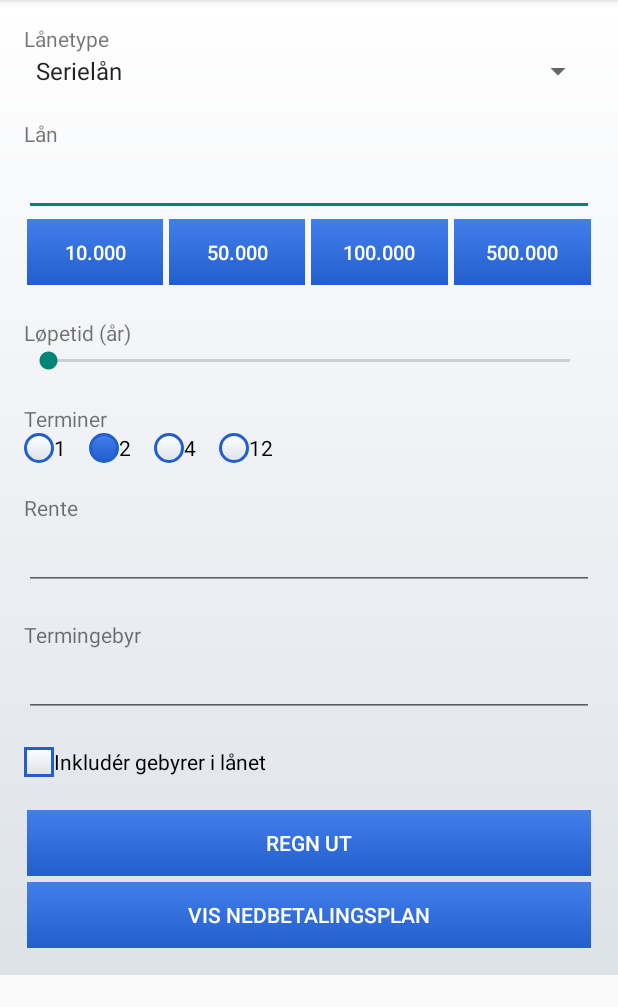
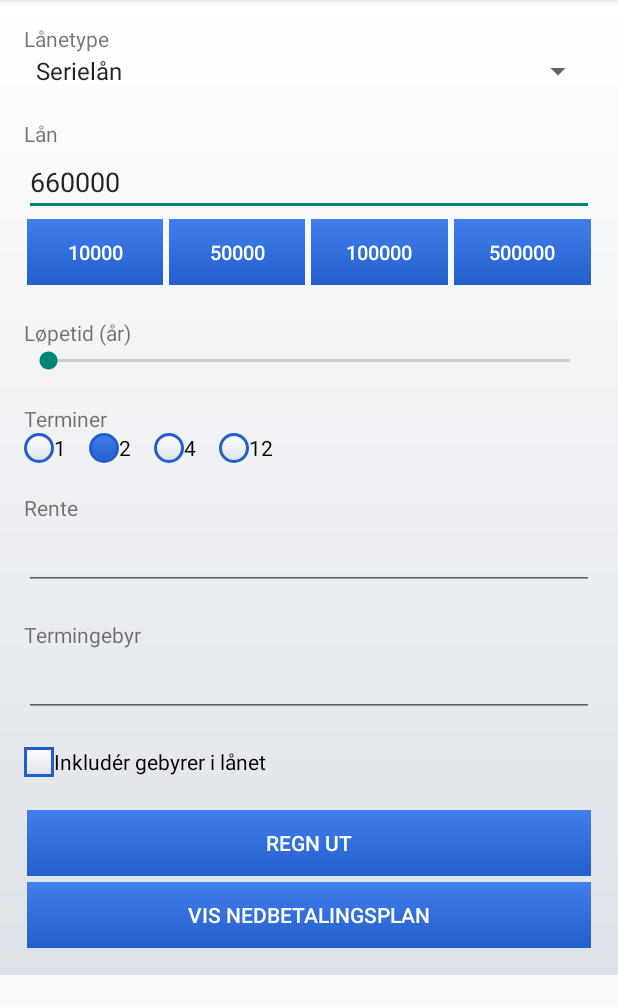
Before and after one commit to HiT-SyntaxError/Laanekalkulator, an Android app: the screen it shows after launch (MainActivity), in the options menu, after a tap on "Settings", on a phone screen of 412 x 824 dp, the part 84-1091 px from its top. Run offline under Robolectric (Android 15) with nearby library versions, the phone set to English and light mode, and no system bars.

```diff
--- a/app/src/main/java/no/hit/laanekalkulator/MainActivity.java
+++ b/app/src/main/java/no/hit/laanekalkulator/MainActivity.java
@@ -1,8 +1,8 @@
 package no.hit.laanekalkulator;
 
 import android.content.Intent;
+import android.os.Bundle;
 import android.support.v7.app.ActionBarActivity;
-import android.os.Bundle;
 import android.view.Menu;
 import android.view.MenuItem;
 import android.view.View;
@@ -13,6 +13,7 @@ import android.widget.RadioButton;
 import android.widget.RadioGroup;
 import android.widget.SeekBar;
 import android.widget.Spinner;
+import android.widget.TextView;
 
 
 public class MainActivity extends ActionBarActivity {
@@ -26,6 +27,7 @@ public class MainActivity extends ActionBarActivity {
     private SeekBar seekbarLopetid;
     private RadioGroup radiogroupTerminer;
     private EditText inputRentesats;
+
 
     @Override
     protected void onCreate(Bundle savedInstanceState) {
@@ -56,15 +58,40 @@ public class MainActivity extends ActionBarActivity {
         // ----- Input-felt for rente -----
         this.inputRentesats = (EditText) findViewById(R.id.inputRente);
 
-        // ----- Regn ut-knapp -----
-        findViewById(R.id.buttonRegnUt).setOnClickListener(new View.OnClickListener() {
+
+        // ----- Lyttere ------
+        buttonLaan10000.setOnClickListener(new View.OnClickListener() {
             @Override
             public void onClick(View v) {
-                lagLaan();
+                int tillegg = TypeConverter.textViewToInt(buttonLaan10000);
+                oppdaterTextView(inputLanebelop, tillegg);
             }
         });
 
-        Button nedbetalingsKnapp   = (Button) findViewById(R.id.buttonNedbetalingsplan);
+        buttonLaan50000.setOnClickListener(new View.OnClickListener() {
+            @Override
+            public void onClick(View v) {
+                int tillegg = TypeConverter.textViewToInt(buttonLaan50000);
+                oppdaterTextView(inputLanebelop, tillegg);
+            }
+        });
+        buttonLaan100000.setOnClickListener(new View.OnClickListener() {
+            @Override
+            public void onClick(View v) {
+                int tillegg = TypeConverter.textViewToInt(buttonLaan100000);
+                oppdaterTextView(inputLanebelop, tillegg);
+            }
+        });
+        buttonLaan500000.setOnClickListener(new View.OnClickListener() {
+            @Override
+            public void onClick(View v) {
+                int tillegg = TypeConverter.textViewToInt(buttonLaan500000);
+                oppdaterTextView(inputLanebelop, tillegg);
+            }
+        });
+
+        // ----- 'Lag nedbetalingsplan'-knapp -----
+        Button nedbetalingsKnapp = (Button) findViewById(R.id.buttonNedbetalingsplan);
         nedbetalingsKnapp.setOnClickListener(new View.OnClickListener() {
             @Override
             public void onClick(View v) {
@@ -73,21 +100,22 @@ public class MainActivity extends ActionBarActivity {
         });
     }
 
-    private void updateTextField(EditText textfield) {
-
+    private void oppdaterTextView(TextView textView, int tillegg) {
+        int nyttBelop = TypeConverter.textViewToInt(textView) + tillegg;
+        textView.setText(""+nyttBelop);
     }
 
     private Lan lagLaan() {
 
         Lan.Lanetype lanetype = Lan.Lanetype.getByValue((String) spinnerLanetype.getSelectedItem());
-        int lanebelop = TypeConverter.editTextToInt(inputLanebelop);
+        int lanebelop = TypeConverter.textViewToInt(inputLanebelop);
         int lopetid = seekbarLopetid.getProgress();
 
         int checkedId = radiogroupTerminer.getCheckedRadioButtonId();
         RadioButton radiobutton = (RadioButton) findViewById(checkedId);
         int arligeTerminer = Integer.parseInt(String.valueOf(radiobutton.getText()));
 
-        float rentesats = TypeConverter.editTextToFloat(inputRentesats);
+        float rentesats = TypeConverter.textViewToFloat(inputRentesats);
 
         return new Lan(lanebelop, lopetid, arligeTerminer, lanetype, rentesats);
     }
@@ -104,8 +132,6 @@ public class MainActivity extends ActionBarActivity {
         i.putExtra("no.hit.laanekalkulator.nedbetalingsplanBundle", b);
         startActivityForResult(i, 0);
     }
-
-
 
 
     @Override
--- a/app/src/main/java/no/hit/laanekalkulator/TypeConverter.java
+++ b/app/src/main/java/no/hit/laanekalkulator/TypeConverter.java
@@ -1,23 +1,23 @@
 package no.hit.laanekalkulator;
 
-import android.widget.EditText;
+import android.widget.TextView;
 
 public class TypeConverter {
 
-    public static int editTextToInt(EditText editText) {
+    public static int textViewToInt(TextView textView) {
         int intValue = 0;
         try {
-            intValue = Integer.parseInt(String.valueOf(editText.getText()));
+            intValue = Integer.parseInt(String.valueOf(textView.getText()));
         } catch(NumberFormatException nfe) {
             System.out.println("Could not parse " + nfe);
         }
         return intValue;
     }
 
-    public static float editTextToFloat(EditText editText) {
+    public static float textViewToFloat(TextView textView) {
         float floatValue = 0;
         try {
-            floatValue = Float.parseFloat(String.valueOf(editText.getText()));
+            floatValue = Float.parseFloat(String.valueOf(textView.getText()));
         } catch(NumberFormatException nfe) {
             System.out.println("Could not parse " + nfe);
         }
--- a/app/src/main/res/layout/activity_main.xml
+++ b/app/src/main/res/layout/activity_main.xml
@@ -51,7 +51,7 @@
                 android:layout_width="0dp"
                 android:layout_height="wrap_content"
                 android:layout_weight=".25"
-                android:text="10.000"
+                android:text="10000"
                 android:textSize="13dp"
                 android:background="@drawable/button"
                 android:textColor="@color/white"
@@ -62,7 +62,7 @@
                 android:layout_width="0dp"
                 android:layout_height="wrap_content"
                 android:layout_weight=".25"
-                android:text="50.000"
+                android:text="50000"
                 android:textSize="13dp"
                 android:background="@drawable/button"
                 android:textColor="@color/white"/>
@@ -72,7 +72,7 @@
                 android:layout_width="0dp"
                 android:layout_height="wrap_content"
                 android:layout_weight=".25"
-                android:text="100.000"
+                android:text="100000"
                 android:textSize="13dp"
                 android:background="@drawable/button"
                 android:textColor="@color/white"/>
@@ -82,7 +82,7 @@
                 android:layout_width="0dp"
                 android:layout_height="wrap_content"
                 android:layout_weight=".25"
-                android:text="500.000"
+                android:text="500000"
                 android:textSize="13dp"
                 android:background="@drawable/button"
                 android:textColor="@color/white"
```
